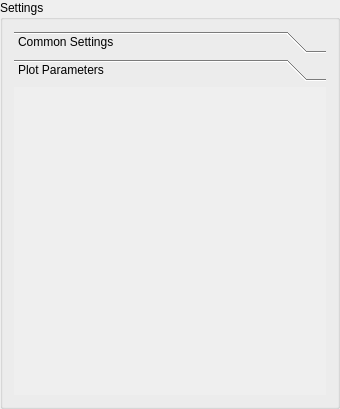
The window that mtpy/gui/SmartMT/ui_asset/plot_parameters.ui (MTgeophysics/mtpy) describes before a commit, drawn with Qt 5.
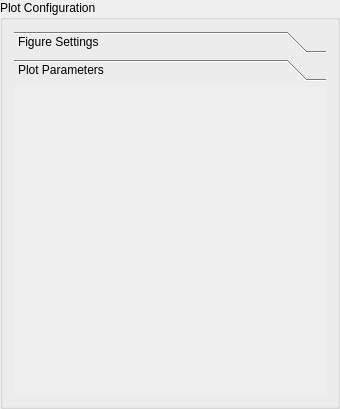
The same window after the commit.

Diff of the .ui file:
```diff
--- a/mtpy/gui/SmartMT/ui_asset/plot_parameters.ui
+++ b/mtpy/gui/SmartMT/ui_asset/plot_parameters.ui
@@ -11,7 +11,7 @@
    </rect>
   </property>
   <property name="title">
-      <string>Settings</string>
+   <string>Plot Configuration</string>
   </property>
   <layout class="QVBoxLayout" name="verticalLayout">
    <item>
@@ -29,9 +29,9 @@
                    </rect>
                </property>
                <attribute name="label">
-                   <string>Common Settings</string>
-               </attribute>
-               <layout class="QVBoxLayout" name="verticalLayout_4">
+       <string>Figure Settings</string>
+      </attribute>
+      <layout class="QVBoxLayout" name="verticalLayout_figure">
                    <item>
                        <widget class="QGroupBox" name="groupBox_title">
                            <property name="sizePolicy">
```
Left out of the diff: 2 changed lines with no effect on the pictures. Lines whose indentation alone changed are shown as unchanged.
